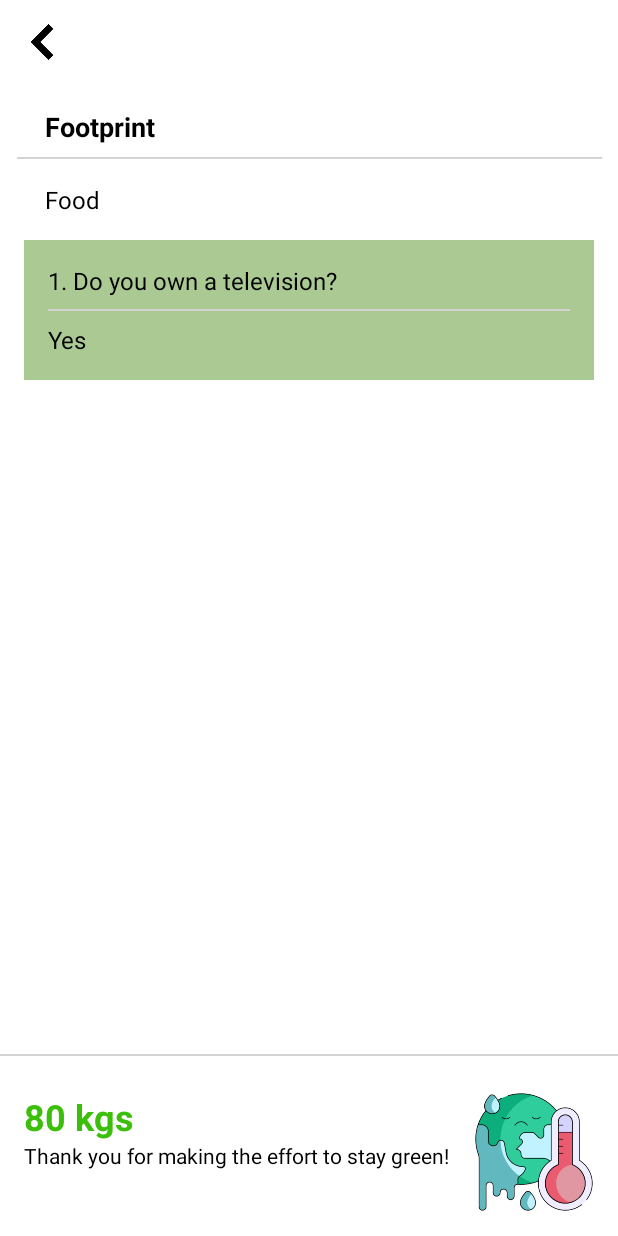
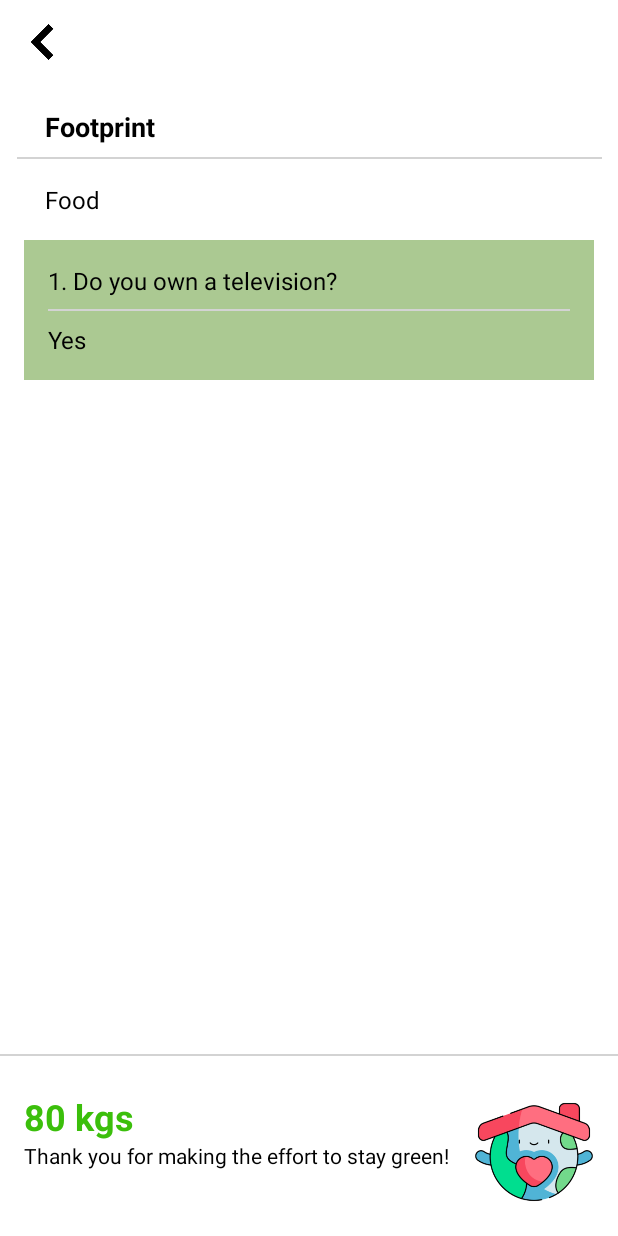
Before and after one commit to Sebvii/pinakalatestnavbar, an Android app: the Food screen opened directly, with no data from a screen before it, on a phone screen of 412 x 824 dp. Run offline under Robolectric (Android 15) with nearby library versions, the phone set to English and light mode, and no system bars.

```diff
--- a/app/src/main/res/layout/activity_food.xml
+++ b/app/src/main/res/layout/activity_food.xml
@@ -143,7 +143,7 @@
             android:id="@+id/alert_image"
             android:layout_width="80dp"
             android:layout_height="80dp"
-            android:src="@drawable/global_warming"
+            android:src="@drawable/home"
             android:contentDescription="Earth with thermometer"
             android:layout_marginStart="8dp" />
     </LinearLayout>
--- a/app/src/main/res/layout/activity_foodwaste.xml
+++ b/app/src/main/res/layout/activity_foodwaste.xml
@@ -143,7 +143,7 @@
             android:id="@+id/alert_image"
             android:layout_width="80dp"
             android:layout_height="80dp"
-            android:src="@drawable/global_warming"
+            android:src="@drawable/home"
             android:contentDescription="Earth with thermometer"
             android:layout_marginStart="8dp" />
     </LinearLayout>
```
Also changed, not shown: app/src/main/res/drawable/home.png (added).
